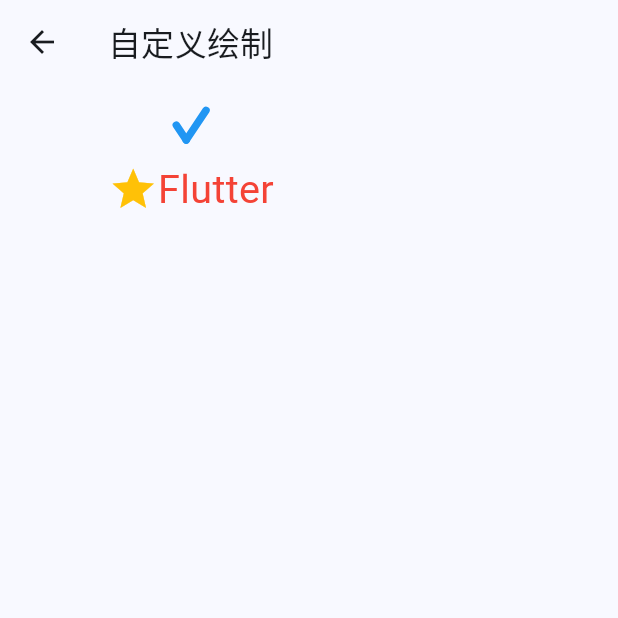
After one commit to wfs31415926/flutter_demo, a Flutter app: the CustomWidgetShow screen opened directly, on a phone screen of 412 x 824 dp, the top half of it. The commit adds this screen. Run offline on Flutter 3.47's test engine with Material 3 defaults, Android fonts, the phone set to English and light mode, and no system bars; our stand-ins replace audioplayers, carousel_slider, decimal, get, logger, shared_preferences; accounts and stored records are empty.

Commit message:
feat:自定义布局 组件使用示例

```diff
--- /dev/null
+++ b/pkgs/common/lib/page/custom_widget_show.dart
@@ -0,0 +1,45 @@
+import 'package:common/comm.dart';
+import 'package:common/widget/custom_paint/check_mark_painter.dart';
+import 'package:common/widget/custom_paint/label_layout_delegate.dart';
+import 'package:flutter/material.dart';
+
+class CustomWidgetShow extends StatefulWidget {
+  @override
+  State<CustomWidgetShow> createState() => _CustomWidgetShowState();
+}
+
+class _CustomWidgetShowState extends State<CustomWidgetShow> {
+  @override
+  Widget build(BuildContext context) {
+    return Scaffold(
+      appBar: AppBar(
+        title: const Text('自定义绘制'),
+      ),
+      body: Container(
+          padding: EdgeInsets.all(16.w),
+          child: Column(
+            children: [
+              CustomPaint(size: Size(18.w, 18.w), painter: CheckMarkPainter()),
+              SizedBox(
+                width: 200.w,
+                height: 60.w,
+                child: CustomMultiChildLayout(
+                  delegate: LabelLayoutDelegate(),
+                  children: [
+                    LayoutId(
+                      id: LabelLayoutDelegate.icon,
+                      child: Icon(Icons.star, size: 30.w, color: Colors.amber),
+                    ),
+                    LayoutId(
+                      id: LabelLayoutDelegate.text,
+                      child: Text('Flutter',
+                          style: TextStyle(color: Colors.red, fontSize: 24.w)),
+                    ),
+                  ],
+                ),
+              )
+            ],
+          )),
+    );
+  }
+}
--- a/pkgs/common/lib/page/test.dart
+++ b/pkgs/common/lib/page/test.dart
@@ -3,6 +3,7 @@
 import 'package:common/page/gesture_detector_test.dart';
 import 'package:common/page/gesture_detector_test2.dart';
 import 'package:common/page/gesture_detector_test3.dart';
+import 'package:common/page/custom_widget_show.dart';
 import 'package:flutter/material.dart';
 import 'package:get/get.dart';
 import '../comm.dart';
@@ -50,6 +51,9 @@
         },
         "动画组件": () {
           Get.to(AnimatedWidgetsTest());
+        },
+        "自定义组件": () {
+          Get.to(CustomWidgetShow());
         }
       }
     },
--- /dev/null
+++ b/pkgs/common/lib/widget/custom_paint/label_layout_delegate.dart
@@ -0,0 +1,37 @@
+import 'package:common/comm.dart';
+import 'package:flutter/cupertino.dart';
+
+class LabelLayoutDelegate extends MultiChildLayoutDelegate {
+  // 为子Widget定义ID常量
+  static const String icon = 'icon';
+  static const String text = 'text';
+
+  @override
+  void performLayout(Size size) {
+    Size iconSize = layoutChild(icon, BoxConstraints.loose(size));
+    Size textSize = layoutChild(text,
+        BoxConstraints(maxWidth: size.width - iconSize.width));
+
+    //水平居中
+    double totalWidth = iconSize.width + textSize.width;
+    double startX = (size.width - totalWidth) / 2;
+
+    //垂直居中
+    double iconY = (size.height - iconSize.height) / 2;
+    double textY = (size.height - textSize.height) / 2;
+
+    positionChild(icon, Offset(startX, iconY));
+    positionChild(text, Offset(startX + iconSize.width, textY));
+  }
+
+  @override
+  Size getSize(BoxConstraints constraints) {
+    // 我们选择尽可能大，但也可以根据约束调整
+    return Size(constraints.maxWidth, constraints.maxHeight);
+  }
+
+  @override
+  bool shouldRelayout(covariant MultiChildLayoutDelegate oldDelegate) {
+    return false;
+  }
+}
```
Also changed, not shown: pkgs/common/lib/widget/custom_paint/check_mark_painter.dart (added, +23 -0 lines).
